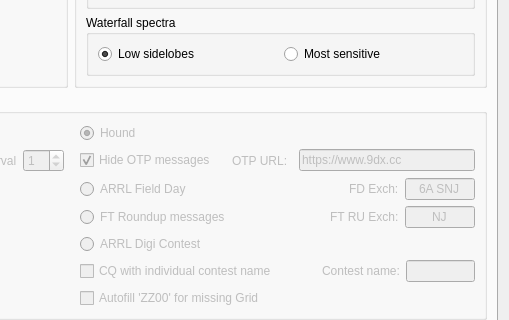
This is Configuration_Alerts_PLUS.ui in uaro-radio/wsjtx as Qt 5 draws it before an edit; both pictures show x 368 to 877 and y 214 to 534 of the 877 by 716 pixel window. The edited form follows.
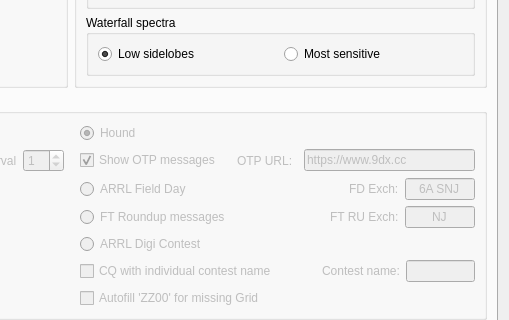
This is the edited form. The open tabs and pages were chosen to show the change. Custom widgets are drawn as their Qt base class.

The edit to the form file:
```diff
--- a/Configuration_Alerts_PLUS.ui
+++ b/Configuration_Alerts_PLUS.ui
@@ -3730,7 +3730,7 @@
                <string>&lt;html&gt;&lt;head/&gt;&lt;body&gt;&lt;p&gt;Hide OTP messages in the Band Activity window.&lt;/p&gt;&lt;/body&gt;&lt;/html&gt;</string>
               </property>
               <property name="text">
-               <string>Hide OTP messages</string>
+               <string>Show OTP messages</string>
               </property>
               <property name="checked">
                <bool>true</bool>
```
Left out of the diff: 12 changed lines with no effect on the pictures.
